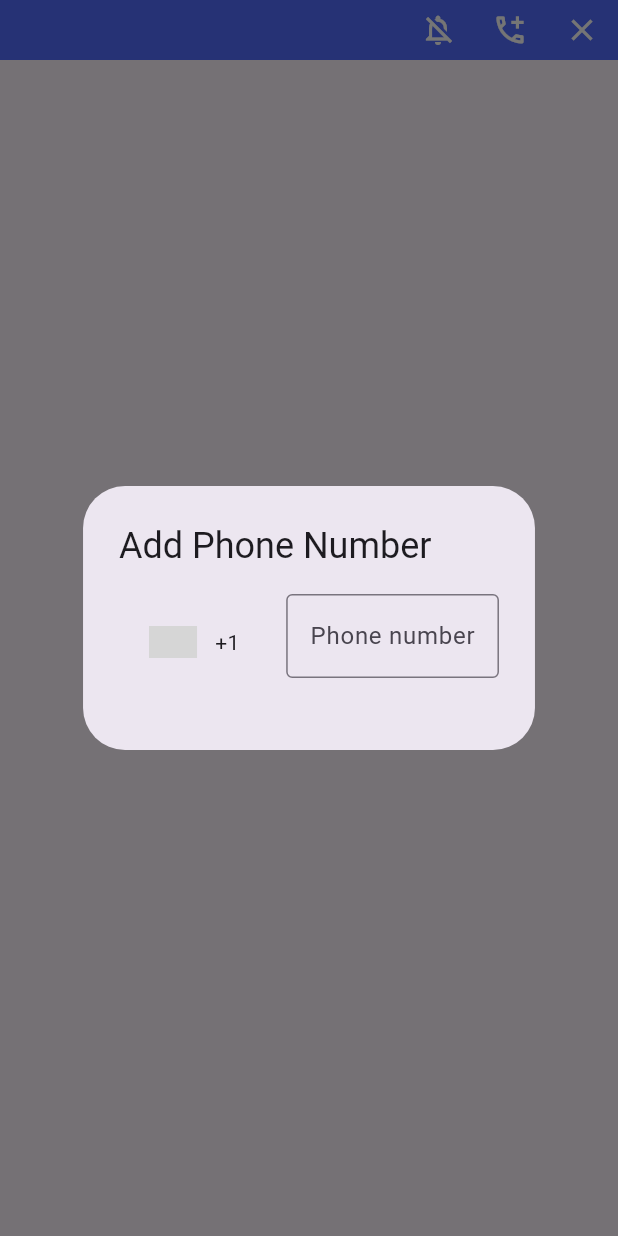
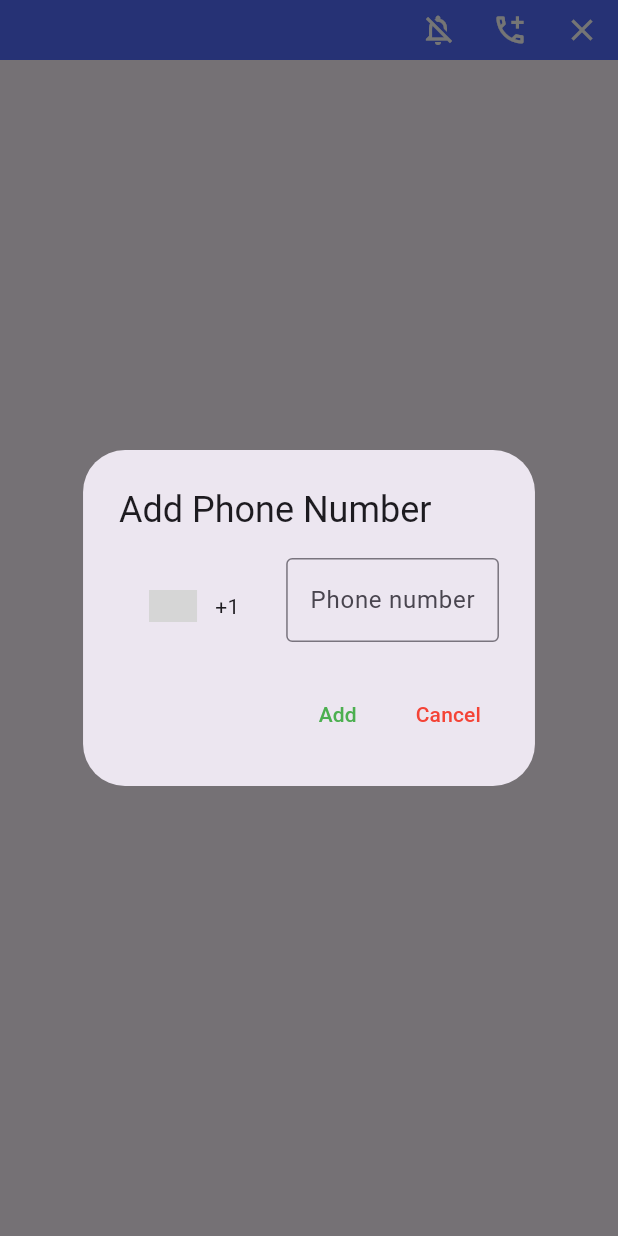
Before and after one commit to TomerPacific/BirthdayCalendar, a Flutter app: the BirthdayWidget widget shown alone on an empty page, opened directly with empty values, after a tap on the "add ic call" icon, on a phone screen of 412 x 824 dp. Run offline on Flutter 3.47's test engine with Material 3 defaults, Android fonts, the phone set to English and light mode, and no system bars; drawn by our look-alikes of intl_phone_number_input; our stand-ins replace flutter_bloc, flutter_contacts, flutter_local_notifications, package_info_plus, permission_handler, shared_preferences and 1 more; missing offline and left inert: in_app_update; accounts and stored records are empty; grey boxes are pictures that could not be loaded.

Commit message:
BirthdayCalendar adding actions UI to alert when adding phone number

```diff
--- a/lib/page/birthday/birthday.dart
+++ b/lib/page/birthday/birthday.dart
@@ -74,7 +74,22 @@ class BirthdayWidget extends StatelessWidget {
       },
     ),
     actions: [
-
+      TextButton(
+          style: TextButton.styleFrom(foregroundColor: Colors.green),
+        onPressed: () {
+          String phone = _phoneNumber.parseNumber();
+          birthdayOfPerson.phoneNumber = phone;
+          _phoneNumberController.clear();
+        },
+          child: new Text("Add")
+      ),
+      TextButton(
+          style: TextButton.styleFrom(foregroundColor: Colors.red),
+          onPressed: () {
+            _phoneNumberController.clear();
+          },
+          child: new Text("Cancel")
+      ),
       ]
     );
 
```
